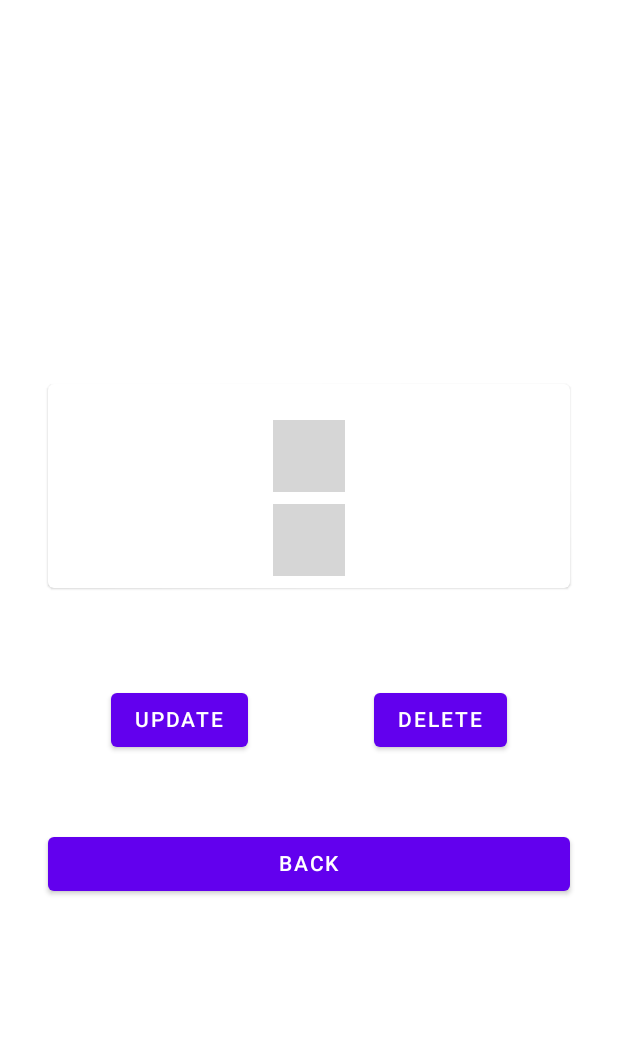
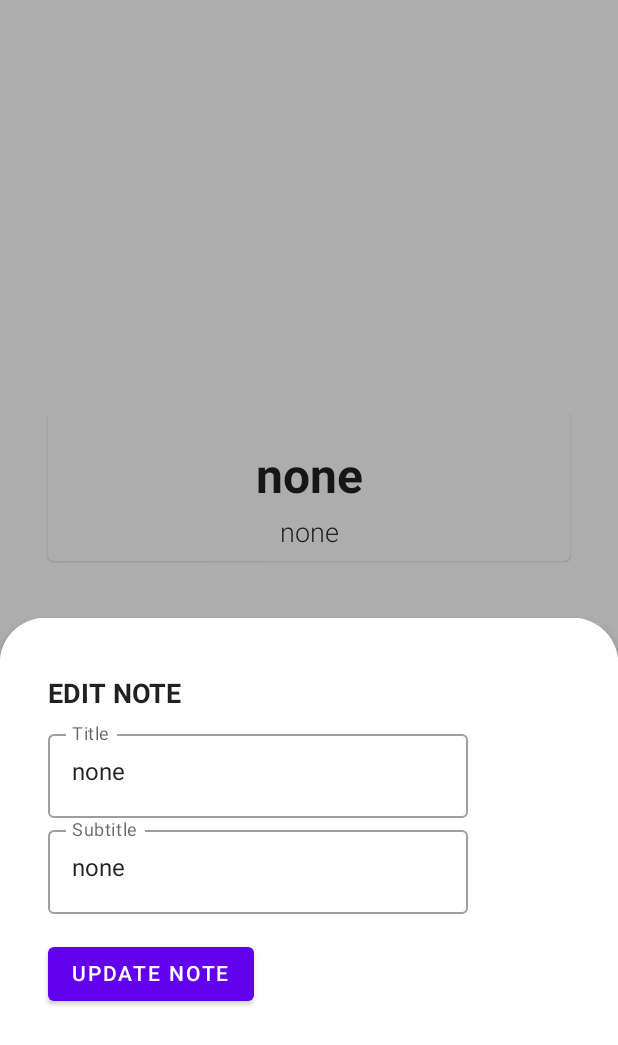
Before and after one commit to alphanication/Compnote, an Android app built with Jetpack Compose: the composable NoteScreen called with empty values, after a tap on "UPDATE", on a phone screen of 412 x 824 dp. Shown: the top 1045 px of the screen. Run offline under Robolectric (Android 15) with nearby library versions, the phone set to English and light mode, and no system bars; our stand-ins replace Room's generated code, livedata-compose; grey boxes are pictures that could not be loaded.

Commit message:
update note NoteScreen realization

```diff
--- a/app/src/main/java/com/example/compnote/MainViewModel.kt
+++ b/app/src/main/java/com/example/compnote/MainViewModel.kt
@@ -37,6 +37,16 @@ class MainViewModel(application: Application) : AndroidViewModel(application) {
         }
     }
 
+    fun updateNote(note: Note, onSuccess: () -> Unit) {
+        viewModelScope.launch(Dispatchers.IO) {
+            REPOSITORY.update(note = note) {
+                viewModelScope.launch(Dispatchers.Main) {
+                    onSuccess()
+                }
+            }
+        }
+    }
+
     fun readAllNotes() = REPOSITORY.readAll
 }
 
--- a/app/src/main/java/com/example/compnote/screens/NoteScreen.kt
+++ b/app/src/main/java/com/example/compnote/screens/NoteScreen.kt
@@ -1,11 +1,9 @@
 package com.example.compnote.screens
 
 import androidx.compose.foundation.layout.*
-import androidx.compose.material.Button
-import androidx.compose.material.Card
-import androidx.compose.material.Scaffold
-import androidx.compose.material.Text
-import androidx.compose.runtime.Composable
+import androidx.compose.foundation.shape.RoundedCornerShape
+import androidx.compose.material.*
+import androidx.compose.runtime.*
 import androidx.compose.runtime.livedata.observeAsState
 import androidx.compose.ui.Alignment
 import androidx.compose.ui.Modifier
@@ -17,7 +15,9 @@ import com.example.compnote.MainViewModel
 import com.example.compnote.models.Note
 import com.example.compnote.navigation.NavRoute
 import com.example.compnote.util.Constants
+import kotlinx.coroutines.launch
 
+@OptIn(ExperimentalMaterialApi::class)
 @Composable
 fun NoteScreen(navController: NavController, viewModel: MainViewModel, noteId: String?) {
 
@@ -26,7 +26,55 @@ fun NoteScreen(navController: NavController, viewModel: MainViewModel, noteId: S
         title = Constants.Keys.NONE,
         subtitle = Constants.Keys.NONE
     )
+    val bottomSheetState = rememberModalBottomSheetState(initialValue = ModalBottomSheetValue.Hidden)
+    val coroutineScope = rememberCoroutineScope()
+    var title by remember { mutableStateOf(Constants.Keys.EMPTY) }
+    var subtitle by remember { mutableStateOf(Constants.Keys.EMPTY) }
 
+    ModalBottomSheetLayout(
+        sheetState = bottomSheetState,
+        sheetElevation = 5.dp,
+        sheetShape = RoundedCornerShape(topStart = 30.dp, topEnd = 30.dp),
+        sheetContent = {
+            Surface {
+                Column(
+                    modifier = Modifier
+                        .fillMaxSize()
+                        .padding(32.dp)
+                ) {
+                    Text(
+                        text = Constants.Keys.EDIT_NOTE,
+                        fontSize = 18.sp,
+                        fontWeight = FontWeight.Bold,
+                        modifier = Modifier.padding(vertical = 8.dp)
+                    )
+                    OutlinedTextField(
+                        value = title,
+                        onValueChange = { title = it },
+                        label = { Text(text = Constants.Keys.TITLE) },
+                        isError = title.isEmpty()
+                    )
+                    OutlinedTextField(
+                        value = subtitle,
+                        onValueChange = { subtitle = it },
+                        label = { Text(text = Constants.Keys.SUBTITLE) },
+                        isError = subtitle.isEmpty()
+                    )
+                    Button(
+                        modifier = Modifier.padding(top = 16.dp),
+                        onClick = {
+                            viewModel.updateNote(note = Note(id = note.id, title = title, subtitle = subtitle)
+                            ) {
+                                navController.navigate(NavRoute.Main.route)
+                            }
+                        }
+                    ) {
+                        Text(text = Constants.Keys.UPDATE_NOTE)
+                    }
+                }
+            }
+        }
+    ) {
         Scaffold(
             modifier = Modifier.fillMaxSize()
         ) {
@@ -45,13 +93,13 @@ fun NoteScreen(navController: NavController, viewModel: MainViewModel, noteId: S
                         horizontalAlignment = Alignment.CenterHorizontally
                     ) {
                         Text(
-                        text = note?.title,
+                            text = note.title,
                             fontSize = 32.sp,
                             fontWeight = FontWeight.Bold,
                             modifier = Modifier.padding(top = 16.dp)
                         )
                         Text(
-                        text = note?.subtitle,
+                            text = note.subtitle,
                             fontSize = 18.sp,
                             fontWeight = FontWeight.Light,
                             modifier = Modifier.padding(top = 8.dp)
@@ -66,7 +114,13 @@ fun NoteScreen(navController: NavController, viewModel: MainViewModel, noteId: S
                     horizontalArrangement = Arrangement.SpaceAround
                 ) {
                     Button(
-                    onClick = { /*TODO*/ }
+                        onClick = {
+                            coroutineScope.launch {
+                                title = note.title
+                                subtitle = note.subtitle
+                                bottomSheetState.show()
+                            }
+                        }
                     ) {
                         Text(text = Constants.Keys.UPDATE)
                     }
@@ -90,3 +144,4 @@ fun NoteScreen(navController: NavController, viewModel: MainViewModel, noteId: S
             }
         }
     }
+}
--- a/app/src/main/java/com/example/compnote/util/Constants.kt
+++ b/app/src/main/java/com/example/compnote/util/Constants.kt
@@ -24,6 +24,11 @@ object Constants {
         const val UPDATE = "UPDATE"
         const val DELETE = "DELETE"
         const val BACK = "BACK"
+        const val EDIT_NOTE = "EDIT NOTE"
+        const val EMPTY = ""
+        const val TITLE = "Title"
+        const val SUBTITLE = "Subtitle"
+        const val UPDATE_NOTE = "UPDATE NOTE"
     }
 
     object Screens {
```
Lines whose indentation alone changed are shown as unchanged.
